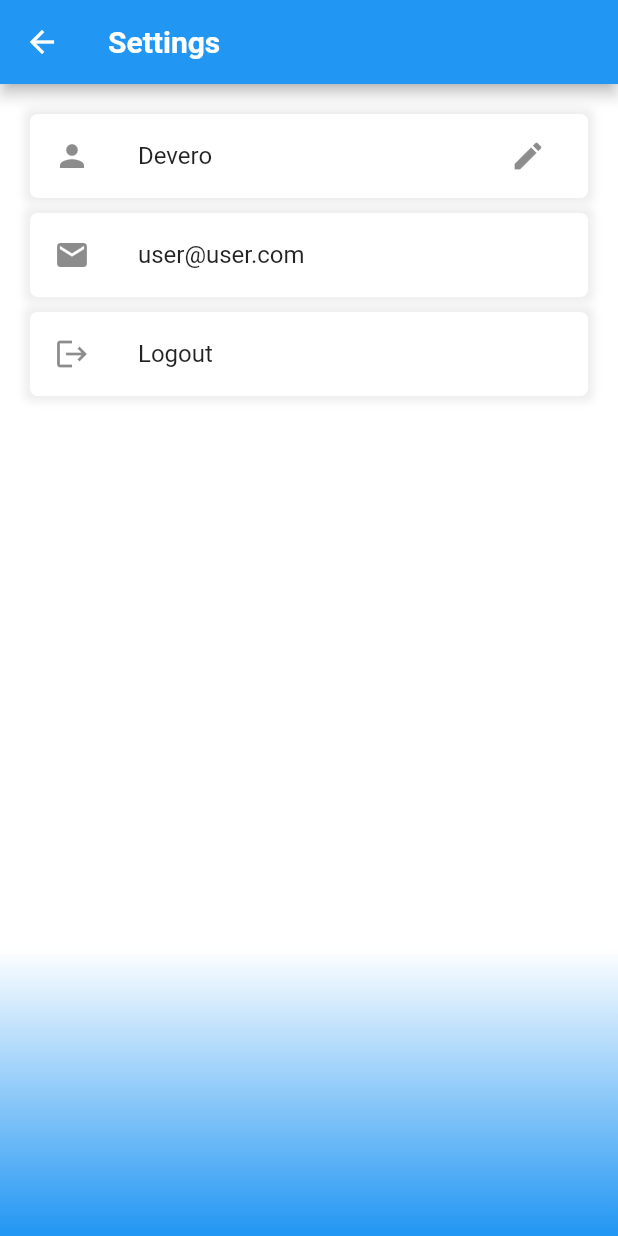
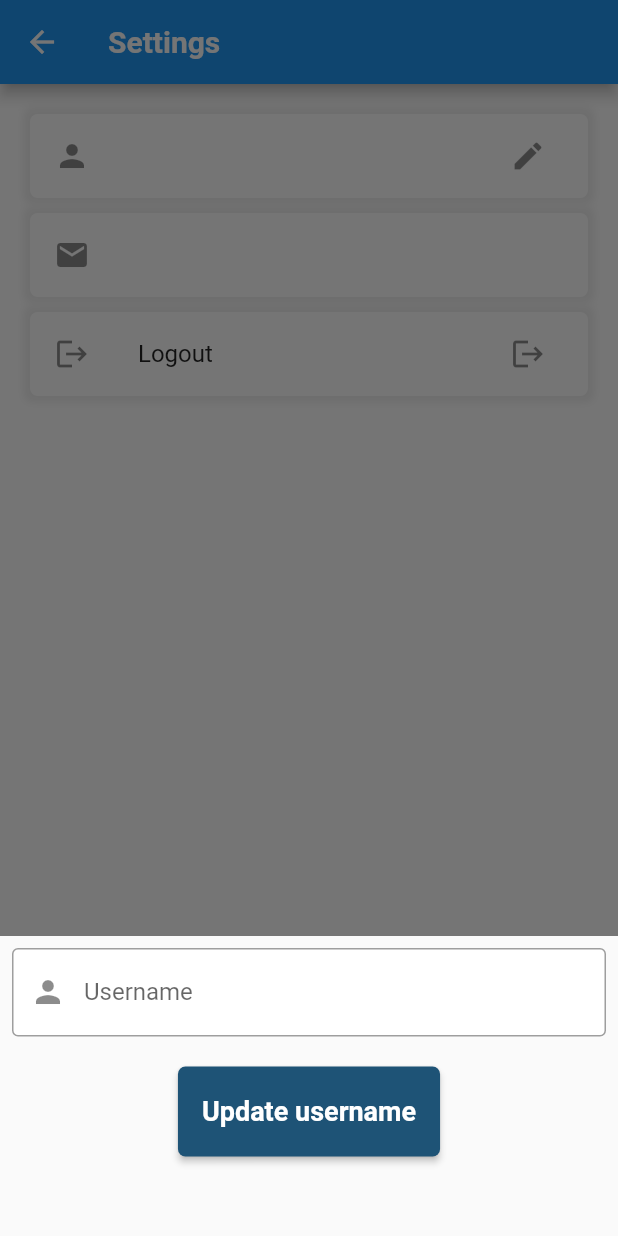
Before and after one commit to Devoro32/doc_saver_app_udemy, a Flutter app: the SettingsScreen screen opened by its route, after a tap on the "edit" icon, on a phone screen of 412 x 824 dp. Run offline on Flutter 3.47's test engine with Material 2 defaults, Android fonts, the light colour scheme and no system bars; our stand-ins replace file_picker, firebase_auth, firebase_core, firebase_database, firebase_storage; missing offline and left inert: pdf_viewer_plugin; accounts and stored records are empty.

Commit message:
pull email from database and add logout functionality

```diff
--- a/lib/provider/user_info_provider.dart
+++ b/lib/provider/user_info_provider.dart
@@ -7,12 +7,14 @@
   String get userName => _userName;
 
   final FirebaseDatabase _firebaseDatabase = FirebaseDatabase.instance;
-  String userId = FirebaseAuth.instance.currentUser!.uid;
+  User? user = FirebaseAuth.instance.currentUser;
+  //String userId = FirebaseAuth.instance.currentUser!.uid;
   getUserName() async {
     //two methods to get data from the database 1 stream 2. get method
     await _firebaseDatabase
         .ref()
-        .child('user_info/$userId')
+        .child('user_info/${user!.uid}')
+        //.child('user_info/$userId')
         .get()
         .then((value) {
       print(value.value); //->{username: Edane Barton}
@@ -21,13 +23,15 @@
     });
   }
 
-  updateUsername(String username) async {
+  updateUsername(String username, BuildContext context) async {
     await _firebaseDatabase
         .ref()
-        .child('user_info/$userId')
+        //.child('user_info/$userId')
+        .child('user_info/${user!.uid}')
         .update({'username': username}).then((value) {
       _userName = username;
       notifyListeners();
+      Navigator.of(context).pop();
     });
   }
 }
--- a/lib/screens/settings_screen.dart
+++ b/lib/screens/settings_screen.dart
@@ -1,5 +1,8 @@
 import 'package:doc_saver_app/helper/size_box_helper.dart';
+import 'package:doc_saver_app/provider/auth_provider.dart';
 import 'package:doc_saver_app/provider/user_info_provider.dart';
+import 'package:doc_saver_app/widgets/custom_button.dart';
+import 'package:doc_saver_app/widgets/custom_text_field.dart';
 import 'package:doc_saver_app/widgets/screen_background.dart';
 import 'package:doc_saver_app/widgets/settings_card.dart';
 import 'package:flutter/material.dart';
@@ -29,22 +32,68 @@
                 leadingIcon: Icons.person,
                 trailing: IconButton(
                   onPressed: () {
-                  provider.updateUsername('Devero');
+                    TextEditingController controller = TextEditingController();
+
+                    //provider.updateUsername('Devero');
+                    showModalBottomSheet(
+                      context: context,
+                      isScrollControlled: true,
+                      builder: (context) => Padding(
+                        padding: EdgeInsets.only(
+                            bottom: MediaQuery.of(context).viewInsets.bottom),
+                        child: Container(
+                          height: 200,
+                          child: Padding(
+                            padding: const EdgeInsets.all(8.0),
+                            child: Column(
+                              children: [
+                                CustomTextField(
+                                  controller: controller,
+                                  hintText: 'Enter a new username',
+                                  prefixIconData: Icons.person,
+                                  validator: (value) {
+                                    return null;
+                                  },
+                                  labelText: 'Username',
+                                ),
+                                SizeBoxHelper.sizeBox20,
+                                CustomButton(
+                                    onPressed: () {
+                                      print(' Controller value: $controller');
+                                      provider.updateUsername(
+                                          controller.text, context);
+                                    },
+                                    title: 'Update username'),
+                              ],
+                            ),
+                          ),
+                        ),
+                      ),
+                    ); //showModalBottomSheet
                   },
                   icon: const Icon(Icons.edit),
                 ),
               );
             }),
             SettingsCardWidget(
-            title: 'user@user.com',
+              title: provider.user!.email!,
               leadingIcon: Icons.email,
             ),
             SettingsCardWidget(
               title: 'Logout',
               leadingIcon: Icons.logout,
+              trailing: IconButton(
+                  onPressed: () {
+                    Provider.of<AuthProvider>(context, listen: false)
+                        .logOut(context);
+                  },
+                  icon: const Icon(
+                    Icons.logout,
+                  )),
             )
           ],
-      )),
+        ),
+      ),
     );
   }
 }
```
Lines whose indentation alone changed are shown as unchanged.
